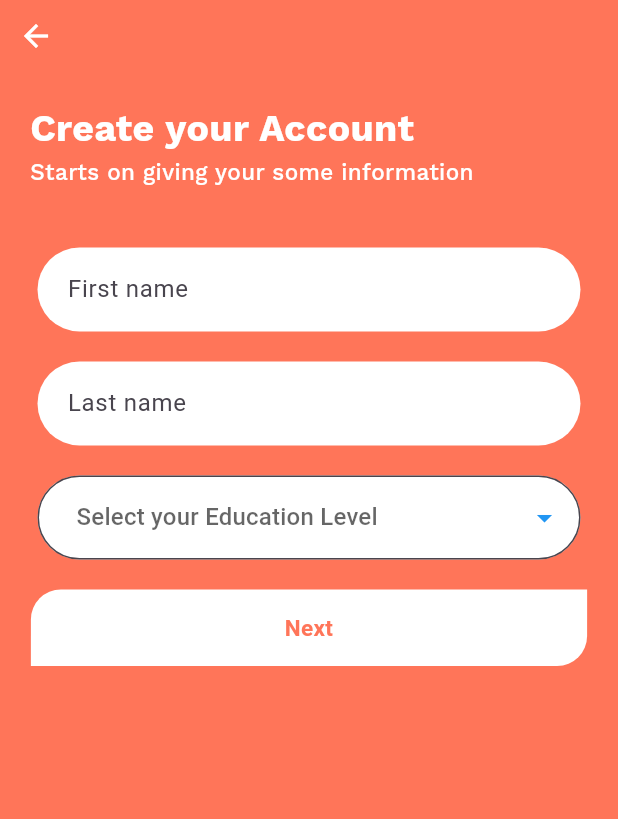
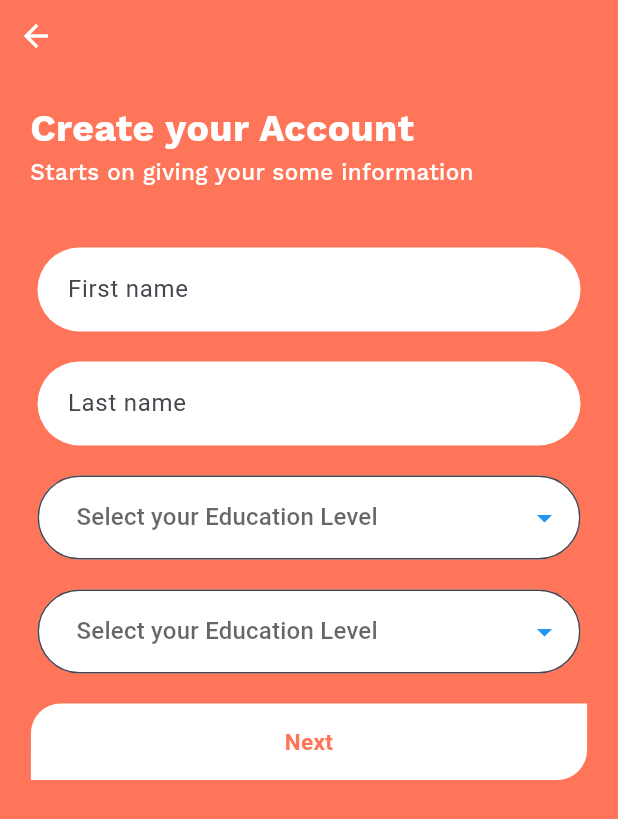
Before and after one commit to Markuuu13/companion, a Flutter app: the screen it shows after launch, after a tap on "Register", on a phone screen of 412 x 824 dp. Shown: the top 819 px of the screen. Run offline on Flutter 3.47's test engine with Material 3 defaults, Android fonts, the phone set to English and light mode, and no system bars; our stand-ins replace cherry_toast, get, google_fonts; network calls fail.

Commit message:
education level and grade backend

```diff
--- a/lib/constants.dart
+++ b/lib/constants.dart
@@ -3,6 +3,9 @@ import 'package:cherry_toast/resources/arrays.dart';
 import 'package:flutter/material.dart';
 import 'package:get/get.dart';
 import 'package:google_fonts/google_fonts.dart';
+
+var backendUrl = 'http://192.168.0.108:3500';
+
 
 var mainColor = Color(0xFFFF7559);
 var completeColor = Color(0xFF5BEF8D);
--- a/lib/screens/authentication/signup.dart
+++ b/lib/screens/authentication/signup.dart
@@ -23,7 +23,7 @@ class _SignupPageState extends State<SignupPage> {
   AppService appService = AppService();
 
   String? selectedValue;
-  List<dynamic> educationLevels = [];
+  List<String> educationLevels = [];
   bool isToastVisible = false;
 
   void next() {
@@ -60,16 +60,12 @@ class _SignupPageState extends State<SignupPage> {
     }
   }
 
-  void loadEducationLevel() async {
+  Future<void> loadEducationLevel() async {
     try {
-      List<dynamic> data = await appService.fetchEducationLevel();
+      List<String> data = await appService.fetchEducationLevel();
       print("Fetched Data: $data");
       setState(() {
-        educationLevels =
-            data
-                .map<String>((item) => item['grade'].toString())
-                .toSet()
-                .toList();
+        educationLevels = data;
       });
     } catch (e) {
       print('Error fetching education levels: $e');
@@ -158,14 +154,47 @@ class _SignupPageState extends State<SignupPage> {
                   dropdownColor: Colors.white,
                   icon: Icon(Icons.arrow_drop_down, color: Colors.blue),
                   items:
-                      educationLevels.map((dynamic value) {
+                      educationLevels.map((String value) {
                         return DropdownMenuItem(
                           value: value,
                           child: Text(value),
                         );
                       }).toList(),
 
-                  onChanged: (dynamic newValue) {
+                  onChanged: (newValue) {
+                    setState(() {
+                      selectedValue = newValue;
+                    });
+                  },
+                ),
+              ),
+              SizedBox(height: 20),
+              Padding(
+                padding: const EdgeInsets.symmetric(horizontal: 25),
+                child: DropdownButtonFormField(
+                  value: selectedValue,
+                  padding: EdgeInsets.symmetric(horizontal: 10),
+                  hint: Text("Select your Education Level"),
+                  decoration: InputDecoration(
+                    filled: true,
+                    fillColor: Colors.white,
+                    border: OutlineInputBorder(
+                      borderRadius: BorderRadius.circular(
+                        50,
+                      ), // Rounded corners
+                    ),
+                  ),
+                  dropdownColor: Colors.white,
+                  icon: Icon(Icons.arrow_drop_down, color: Colors.blue),
+                  items:
+                      educationLevels.map((String value) {
+                        return DropdownMenuItem(
+                          value: value,
+                          child: Text(value),
+                        );
+                      }).toList(),
+
+                  onChanged: (newValue) {
                     setState(() {
                       selectedValue = newValue;
                     });
--- a/lib/service/app_service.dart
+++ b/lib/service/app_service.dart
@@ -2,18 +2,22 @@ import 'dart:convert';
 
 import 'package:http/http.dart' as http;
 
+import '../constants.dart';
+
 class AppService {
-  var backendUrl = 'http://192.168.0.104:3500';
 
-  Future<List<dynamic>> fetchEducationLevel() async {
+  Future<List<String>> fetchEducationLevel() async {
     try {
       final response = await http.get(
-        Uri.parse('${backendUrl}/educationlevel'),
+        Uri.parse('$backendUrl/educationlevel'),
       );
 
       if (response.statusCode == 200) {
-        final Map<String, dynamic> responseData = json.decode(response.body);
-        return responseData['data'];
+        final responseData = jsonDecode(response.body);
+        List<dynamic> data = responseData['data'];
+        List<String> grades = data.map<String>((item) => item['educationLevel'].toString()).toList();
+
+        return grades;
       } else {
         print("Error: ${response.statusCode} - ${response.body}");
         return []; // Return empty list if status code is not 200
--- a/lib/service/auth_service.dart
+++ b/lib/service/auth_service.dart
@@ -6,7 +6,7 @@ import 'package:http/http.dart' as http;
 import '../models/user_model.dart';
 
 class AuthService {
-  final backendUrl = 'http://192.168.0.104:3500';
+  final backendUrl = 'http://192.168.0.108:3500';
 
   void signUp({
     required BuildContext context,
```
Also changed, not shown: 2 other files.
